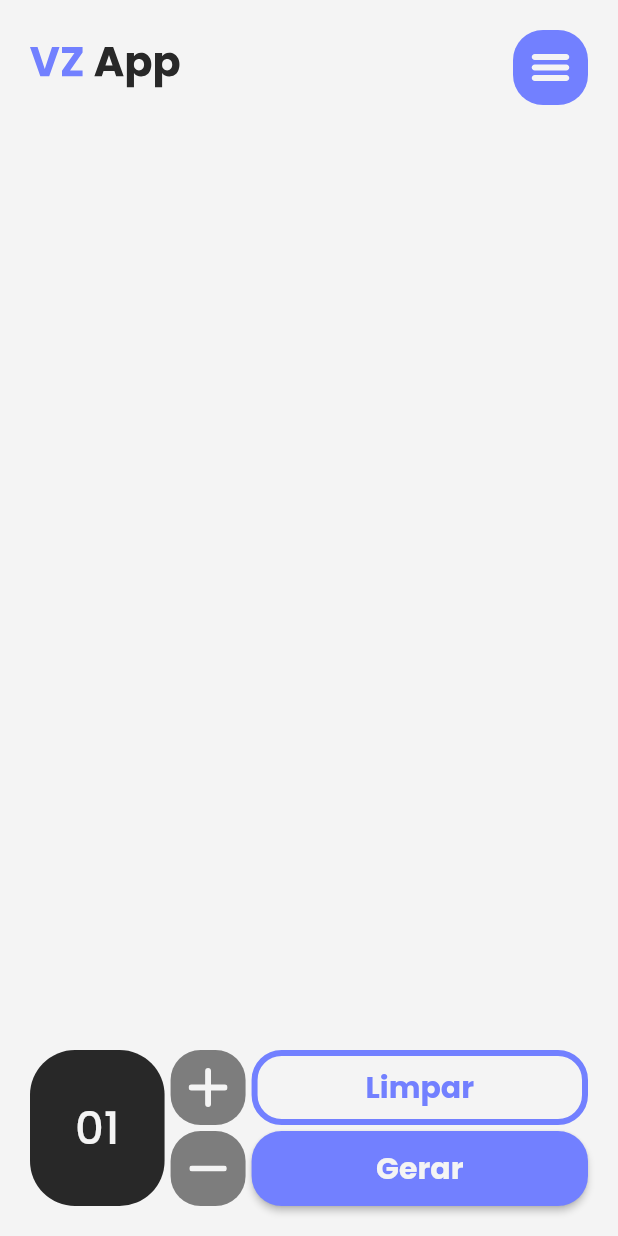
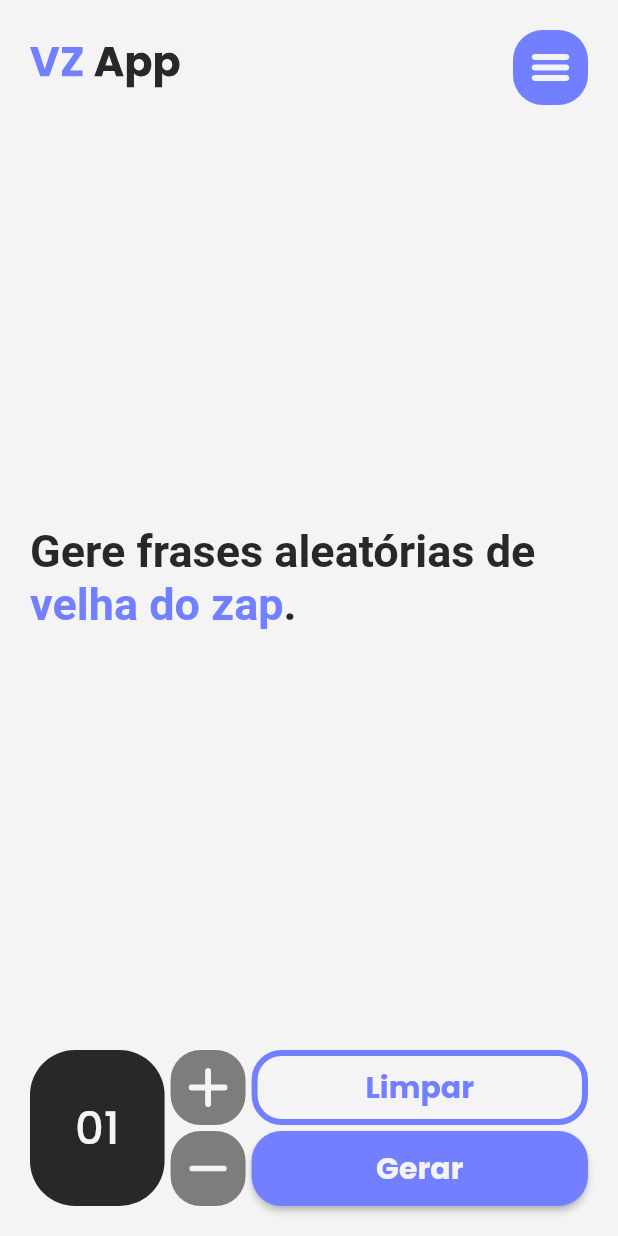
Before and after one commit to PedroHAVeloso/vz_app, a Flutter app: the screen it shows after launch, on a phone screen of 412 x 824 dp. Run offline on Flutter 3.47's test engine with Material 2 defaults, Android fonts, the phone set to English and light mode, and no system bars; our stand-ins replace flutter_bloc, flutter_svg.

Commit message:
Exibição de frases completa.

```diff
--- a/lib/ui/pages/home_page.dart
+++ b/lib/ui/pages/home_page.dart
@@ -1,6 +1,11 @@
 import 'package:flutter/material.dart';
+import 'package:flutter/services.dart';
 import 'package:flutter_bloc/flutter_bloc.dart';
+import 'package:flutter_svg/svg.dart';
 import 'package:vz_app/interactor/cubits/phrases/phrases_cubit.dart';
+import 'package:vz_app/ui/constants/app_colors.dart';
+import 'package:vz_app/ui/constants/app_icons.dart';
+import 'package:vz_app/ui/constants/app_theme.dart';
 import 'package:vz_app/ui/widgets/appbar_widget.dart';
 import 'package:vz_app/ui/widgets/bottom_appbar_widget.dart';
 
@@ -16,23 +21,114 @@ class HomePage extends StatelessWidget {
       appBar: AppBarWidget(
         scaffoldKey: scaffoldKey,
       ),
-      body: BlocBuilder<PhrasesCubit, PhrasesState>(
+      body: Padding(
+        padding: const EdgeInsets.symmetric(horizontal: 20.0),
+        child: BlocBuilder<PhrasesCubit, PhrasesState>(
           builder: (context, state) {
             if (state is PhrasesInitial) {
-            return Container();
+              return Center(
+                child: RichText(
+                  text: const TextSpan(
+                    text: "Gere frases aleatórias de ",
+                    style: TextStyle(
+                      color: AppTheme.secondaryColor,
+                      fontSize: 30.0,
+                      fontWeight: FontWeight.w700,
+                    ),
+                    children: [
+                      TextSpan(
+                        text: "velha do zap",
+                        style: TextStyle(
+                          color: AppTheme.accentColor,
+                        ),
+                      ),
+                      TextSpan(text: "."),
+                    ],
+                  ),
+                ),
+              );
             }
             if (state is PhrasesLoading) {
-            return CircularProgressIndicator();
+              return const Center(
+                child: SizedBox(
+                  height: 60.0,
+                  width: 60.0,
+                  child: CircularProgressIndicator(
+                    color: AppColors.blue,
+                    strokeWidth: 5.0,
+                  ),
+                ),
+              );
             }
             if (state is PhrasesLoaded) {
               return Column(
                 children: [
-                Text(state.phrases.toString()),
+                  Expanded(
+                    child: ListView.builder(
+                      itemCount: state.phrases.length,
+                      itemBuilder: (context, items) {
+                        return Column(
+                          mainAxisSize: MainAxisSize.min,
+                          children: [
+                            Row(
+                              children: [
+                                Column(
+                                  children: [
+                                    InkWell(
+                                      onTap: () => Clipboard.setData(
+                                        ClipboardData(
+                                          text: state.phrases[items],
+                                        ),
+                                      ),
+                                      child: SvgPicture.asset(
+                                        AppIcons.copy,
+                                        colorFilter: const ColorFilter.mode(
+                                          AppTheme.accentColor,
+                                          BlendMode.srcIn,
+                                        ),
+                                        width: 24.0,
+                                      ),
+                                    ),
+                                    const SizedBox(height: 10.0),
+                                    SvgPicture.asset(
+                                      AppIcons.favorite,
+                                      colorFilter: const ColorFilter.mode(
+                                        AppTheme.accentColor,
+                                        BlendMode.srcIn,
+                                      ),
+                                      width: 24.0,
+                                    ),
+                                  ],
+                                ),
+                                const SizedBox(width: 20.0),
+                                Expanded(
+                                  child: Text(
+                                    state.phrases[items],
+                                    style: const TextStyle(
+                                      fontSize: 16.0,
+                                      fontWeight: FontWeight.w500,
+                                      height: 1.3,
+                                    ),
+                                  ),
+                                ),
+                              ],
+                            ),
+                            const Divider(
+                              thickness: 2.0,
+                              height: 30.0,
+                              color: AppTheme.tertiaryColor,
+                            ),
+                          ],
+                        );
+                      },
+                    ),
+                  ),
                 ],
               );
             }
-          return Container();
+            return const SizedBox();
           },
+        ),
       ),
       bottomNavigationBar: const BottomAppBarWidget(),
       endDrawer: const Drawer(),
```
Lines whose indentation alone changed are shown as unchanged.
